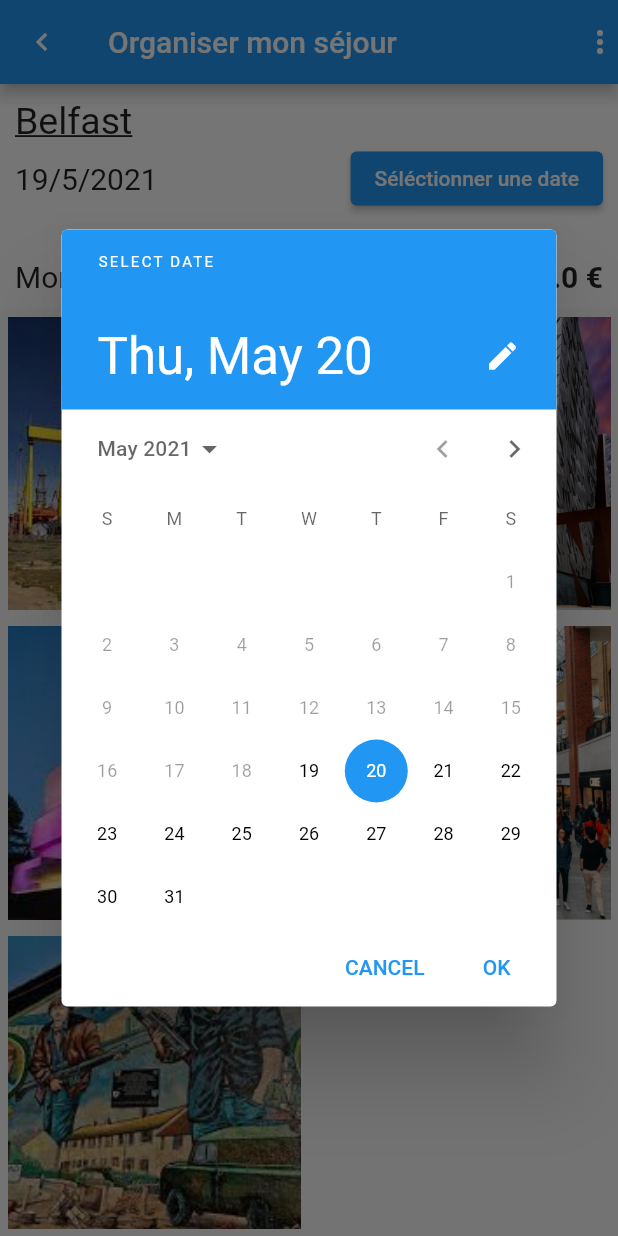
After one commit to steph-MAUREL-CHARTROU/projet_app, a Flutter app: the CityView screen opened by its route, scrolled down 413 dp, after a tap on "Séléctionner une date", on a phone screen of 412 x 824 dp. The commit adds this screen. Run offline on Flutter 3.47's test engine with Material 2 defaults, Android fonts, the phone set to English and light mode, and no system bars.

Commit message:
Chapitre 8 // update

```diff
--- a/lib/main.dart
+++ b/lib/main.dart
@@ -1,6 +1,7 @@
 import 'package:flutter/material.dart';
-//import 'views/city/city.dart';
-import 'views/home/home.dart';
+import 'package:projet_app_git/views/city/city_view.dart';
+
+import 'views/home/home_view.dart';
 
 main() {
   runApp(AppTrip());
@@ -9,8 +10,14 @@ main() {
 class AppTrip extends StatelessWidget {
   @override
   Widget build(BuildContext context) {
-    return MaterialApp(debugShowCheckedModeBanner: false, home: HomeView()
-        //home: City()
-        );
+    return MaterialApp(
+      debugShowCheckedModeBanner: false, home: HomeView(),
+      routes: {
+        '/city': (context) {
+          return CityView();
+        }
+      },
+      //home: City()
+    );
   }
 }
--- /dev/null
+++ b/lib/models/trip_model.dart
@@ -0,0 +1,6 @@
+class Trip {
+  String city;
+  List<String> activities;
+  DateTime date;
+  Trip({this.activities, this.city, this.date});
+}
--- /dev/null
+++ b/lib/views/city/city_view.dart
@@ -0,0 +1,135 @@
+import 'package:flutter/material.dart';
+import 'package:intl/intl.dart';
+import 'package:projet_app_git/models/trip_model.dart';
+import 'package:projet_app_git/views/city/widgets/activity_card.dart';
+import '../../models/activity_model.dart';
+import '../../datas/data.dart' as data;
+
+class CityView extends StatefulWidget {
+  final List<Activity> activities = data.activities;
+
+  _CityState createState() => _CityState();
+}
+
+class _CityState extends State<CityView> {
+  Trip mytrip = Trip(activities: [], city: 'Belfast', date: DateTime.now());
+
+  void setDate() {
+    showDatePicker(
+      context: context,
+      initialDate: DateTime.now().add(Duration(days: 1)),
+      firstDate: DateTime.now(),
+      lastDate: DateTime(2022),
+    ).then((newDate) {
+      if (newDate != null) {
+        setState(() {
+          mytrip.date = newDate;
+        });
+      }
+    });
+  }
+
+  double get amount {
+    return 0;
+  }
+  // void switchIndex(newIndex) {
+  //   setState(() {
+  //     index = newIndex;
+  //   });
+  // }
+
+  // void toggleActivity(String id) {
+  //   setState(() {
+  //     mytrip.activities.contains(id)
+  //         ? mytrip.activities.remove(id)
+  //         : mytrip.activities.add(id);
+  //   });
+  // }
+
+  void deleteTripActivity(String id) {
+    setState(() {
+      mytrip.activities.remove(id);
+    });
+  }
+
+  @override
+  Widget build(BuildContext context) {
+    return Scaffold(
+      appBar: AppBar(
+        leading: IconButton(
+            icon: Icon(Icons.chevron_left),
+            onPressed: () {
+              Navigator.pop(context);
+            }),
+        title: Text('Organiser mon séjour'),
+        actions: <Widget>[
+          Icon(Icons.more_vert),
+        ],
+      ),
+      body: Container(
+        child: Column(
+          children: <Widget>[
+            Container(
+                padding: EdgeInsets.all(10),
+                height: 150,
+                color: Colors.white,
+                child: Column(
+                  crossAxisAlignment: CrossAxisAlignment.start,
+                  children: <Widget>[
+                    Text(
+                      'Belfast',
+                      style: TextStyle(
+                        fontSize: 25,
+                        decoration: TextDecoration.underline,
+                      ),
+                    ),
+                    Row(
+                      children: <Widget>[
+                        Expanded(
+                          child: Text(
+                            DateFormat("d/M/y").format(mytrip.date),
+                            style: TextStyle(fontSize: 20),
+                          ),
+                        ),
+                        ElevatedButton(
+                          child: Text('Séléctionner une date'),
+                          onPressed: setDate,
+                        )
+                      ],
+                    ),
+                    SizedBox(
+                      height: 30,
+                    ),
+                    Row(
+                      children: <Widget>[
+                        Expanded(
+                          child: Text('Montant /personne',
+                              style: TextStyle(fontSize: 20)),
+                        ),
+                        Text(
+                          '$amount €',
+                          style: TextStyle(
+                              fontSize: 20, fontWeight: FontWeight.bold),
+                        )
+                      ],
+                    ),
+                  ],
+                )),
+            Expanded(
+              child: GridView.count(
+                mainAxisSpacing: 1,
+                crossAxisSpacing: 1,
+                crossAxisCount: 2,
+                children: widget.activities
+                    .map((activity) => ActivityCard(
+                          activity: activity,
+                        ))
+                    .toList(),
+              ),
+            ),
+          ],
+        ),
+      ),
+    );
+  }
+}
--- a/pubspec.yaml
+++ b/pubspec.yaml
@@ -28,6 +28,7 @@ dependencies:
   # The following adds the Cupertino Icons font to your application.
   # Use with the CupertinoIcons class for iOS style icons.
   cupertino_icons: ^1.0.2
+  intl: ^0.17.0
 
 dev_dependencies:
   flutter_test:
```
Also changed, not shown: lib/views/city/city.dart (deleted, +0 -38 lines), lib/views/city/widgets/trip_activity_list.dart (+36 -0 lines), lib/views/home/widgets/city_card.dart (+7 -1 lines), lib/views/home/home_view.dart (renamed from lib/views/home/home.dart), pubspec.lock.
